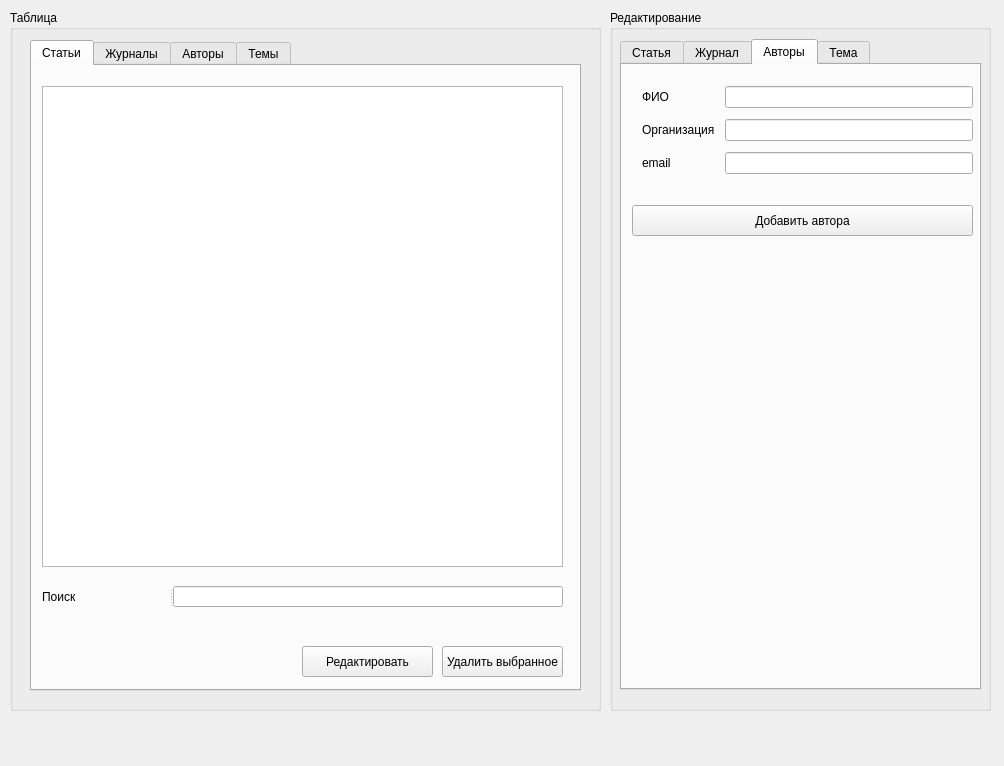
Old version of the form Articles.ui in the repository charderrrrr/Articles.
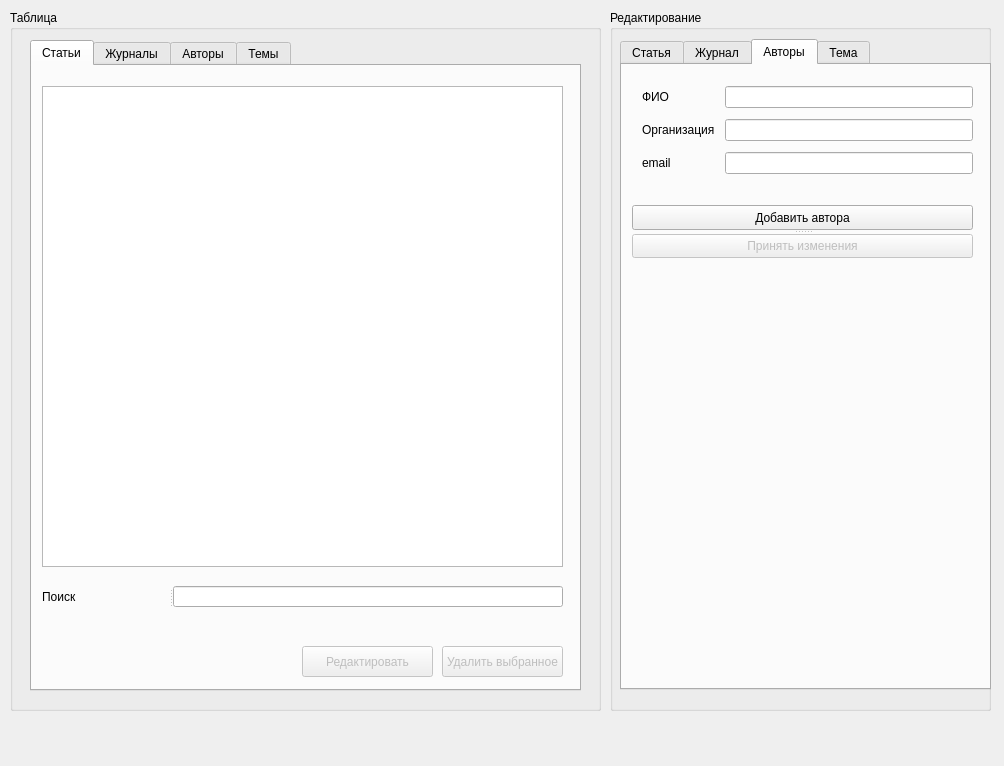
New version of the form. The open tabs and pages were chosen to show the change.

Commit message: финал надеюсь 	modified:   Articles.py 	modified:   Articles.ui 	modified:   db.py 	modified:   magazinse.db 	modified:   main.py

What changed in the file:
```diff
--- a/Articles.ui
+++ b/Articles.ui
@@ -67,6 +67,9 @@
        </widget>
       </widget>
       <widget class="QPushButton" name="delArticles">
+       <property name="enabled">
+        <bool>false</bool>
+       </property>
        <property name="geometry">
         <rect>
          <x>410</x>
@@ -80,6 +83,9 @@
        </property>
       </widget>
       <widget class="QPushButton" name="editArticles">
+       <property name="enabled">
+        <bool>false</bool>
+       </property>
        <property name="geometry">
         <rect>
          <x>270</x>
@@ -317,7 +323,7 @@
       <rect>
        <x>10</x>
        <y>29</y>
-       <width>361</width>
+       <width>371</width>
        <height>651</height>
       </rect>
      </property>
@@ -594,19 +600,6 @@
       <attribute name="title">
        <string>Авторы</string>
       </attribute>
-      <widget class="QPushButton" name="addJournal_2">
-       <property name="geometry">
-        <rect>
-         <x>10</x>
-         <y>140</y>
-         <width>341</width>
-         <height>31</height>
-        </rect>
-       </property>
-       <property name="text">
-        <string>Добавить автора</string>
-       </property>
-      </widget>
       <widget class="QWidget" name="layoutWidget">
        <property name="geometry">
         <rect>
@@ -664,6 +657,45 @@
         </item>
        </layout>
       </widget>
+      <widget class="QSplitter" name="splitter_7">
+       <property name="geometry">
+        <rect>
+         <x>10</x>
+         <y>140</y>
+         <width>341</width>
+         <height>53</height>
+        </rect>
+       </property>
+       <property name="orientation">
+        <enum>Qt::Orientation::Vertical</enum>
+       </property>
+       <widget class="QPushButton" name="addAuthors">
+        <property name="text">
+         <string>Добавить автора</string>
+        </property>
+       </widget>
+       <widget class="QPushButton" name="completeAuthors">
+        <property name="enabled">
+         <bool>false</bool>
+        </property>
+        <property name="text">
+         <string>Принять изменения</string>
+        </property>
+       </widget>
+      </widget>
+      <widget class="QLabel" name="authorsWarning">
+       <property name="geometry">
+        <rect>
+         <x>20</x>
+         <y>210</y>
+         <width>321</width>
+         <height>71</height>
+        </rect>
+       </property>
+       <property name="text">
+        <string/>
+       </property>
+      </widget>
      </widget>
      <widget class="QWidget" name="tab_3">
       <attribute name="title">
```
Left out of the diff: 196 changed lines with no effect on the pictures. The commit also changes 4 other files.
